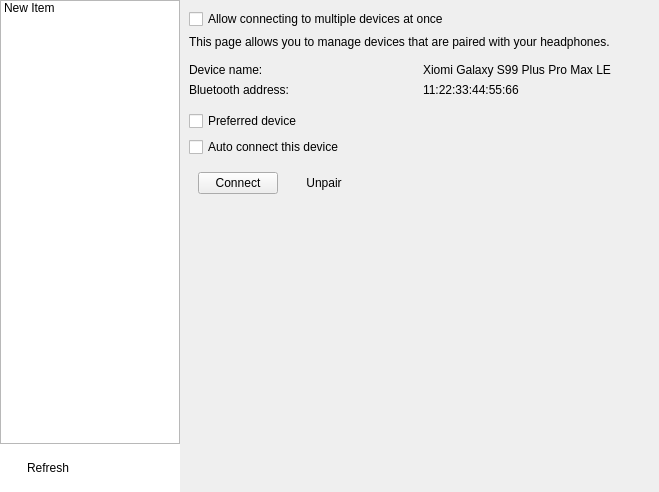
This is openfreebuds_qt/designer/dual_connect.ui in melianmiko/OpenFreebuds as Qt 5 draws it before an edit. The edited form follows.
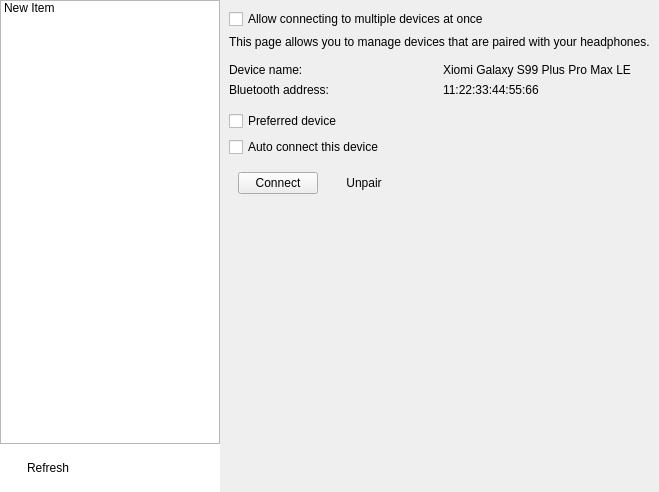
This is the edited form.

Diff of the .ui file:
```diff
--- a/openfreebuds_qt/designer/dual_connect.ui
+++ b/openfreebuds_qt/designer/dual_connect.ui
@@ -39,7 +39,7 @@
      </property>
      <property name="maximumSize">
       <size>
-       <width>180</width>
+       <width>220</width>
        <height>16777215</height>
       </size>
      </property>
@@ -80,7 +80,7 @@
         </property>
         <property name="maximumSize">
          <size>
-          <width>200</width>
+          <width>240</width>
           <height>16777215</height>
          </size>
         </property>
```
Left out of the diff: 8 changed lines with no effect on the pictures.
